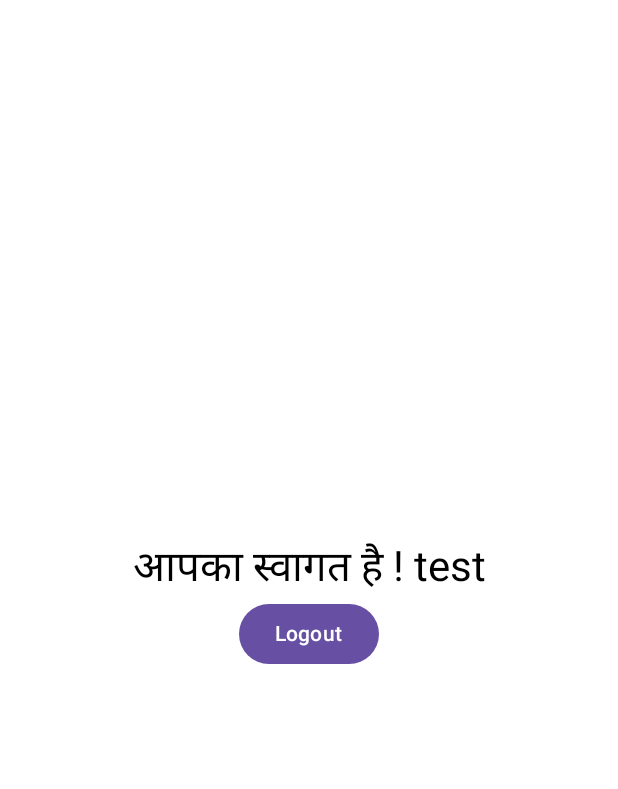
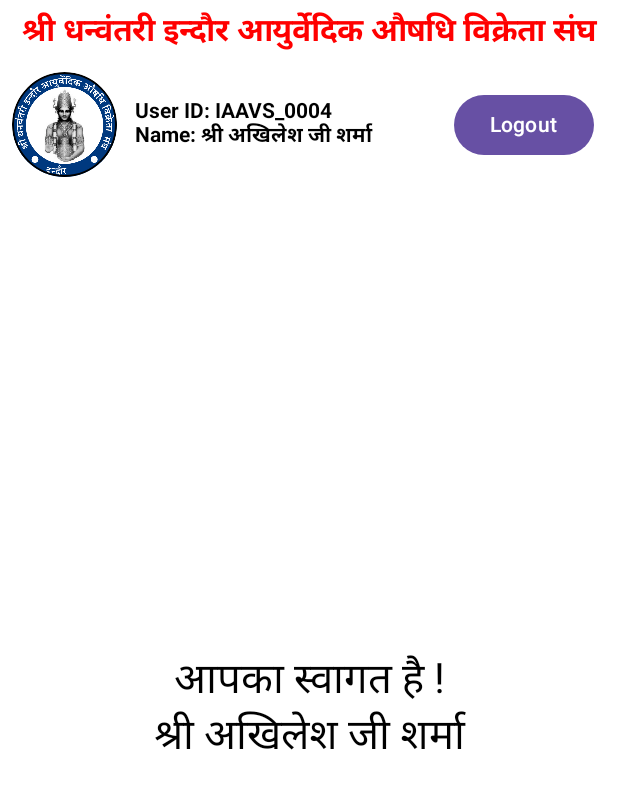
Before and after one commit to Hrishikesh30/SDIAAVS, an Android app built with Jetpack Compose: the @Preview function HomePreview, on a phone screen of 412 x 824 dp. Shown: the top 789 px of the screen. Run offline under Robolectric (Android 15) with nearby library versions, the phone set to English and light mode, and no system bars.

Commit message:
modified: homepage theme

```diff
--- a/app/src/main/java/com/example/sdiaavs/ui/auth/LoginPage.kt
+++ b/app/src/main/java/com/example/sdiaavs/ui/auth/LoginPage.kt
@@ -43,7 +43,7 @@ fun LoginContent(
             painter = painterResource(id = R.drawable.sdiaavs4),
             contentDescription = "App Logo",
             modifier = Modifier
-                .size(100.dp)
+                .size(300.dp)
                 .clip(CircleShape)
         )
 
@@ -52,7 +52,7 @@ fun LoginContent(
             contentDescription = "Banner",
             modifier = Modifier
                 .fillMaxWidth()
-                .height(120.dp) // avoid pushing layout
+                .height(50.dp) // avoid pushing layout
         )
 
         // Email Field
--- a/app/src/main/java/com/example/sdiaavs/ui/content/HomePage.kt
+++ b/app/src/main/java/com/example/sdiaavs/ui/content/HomePage.kt
@@ -1,44 +1,130 @@
 package com.example.sdiaavs.ui.content
 
+import androidx.compose.foundation.Image
+import androidx.compose.foundation.background
+import androidx.compose.foundation.border
 import androidx.compose.foundation.layout.Arrangement
+import androidx.compose.foundation.layout.Box
 import androidx.compose.foundation.layout.Column
+import androidx.compose.foundation.layout.IntrinsicSize
+import androidx.compose.foundation.layout.Row
 import androidx.compose.foundation.layout.Spacer
+import androidx.compose.foundation.layout.fillMaxHeight
 import androidx.compose.foundation.layout.fillMaxSize
+import androidx.compose.foundation.layout.fillMaxWidth
 import androidx.compose.foundation.layout.height
 import androidx.compose.foundation.layout.padding
+import androidx.compose.foundation.layout.size
+import androidx.compose.foundation.layout.width
+import androidx.compose.foundation.shape.CircleShape
 import androidx.compose.material3.Button
 import androidx.compose.material3.MaterialTheme
 import androidx.compose.material3.Text
+import androidx.compose.material3.TextButton
 import androidx.compose.runtime.Composable
 import androidx.compose.runtime.getValue
 import androidx.compose.ui.Alignment
 import androidx.compose.ui.Modifier
+import androidx.compose.ui.draw.clip
+import androidx.compose.ui.graphics.Color
+import androidx.compose.ui.text.font.FontWeight
+import androidx.compose.ui.res.painterResource
 import androidx.compose.ui.tooling.preview.Preview
 import androidx.compose.ui.unit.dp
+import androidx.compose.ui.unit.sp
+import com.example.sdiaavs.R
+import com.example.sdiaavs.dataModel.UserData
 import com.example.sdiaavs.viewModel.AuthViewModel
 import com.example.sdiaavs.viewModel.UserViewModel
-
 @Composable
 fun HomePageContent(
-    name: String?,
+    user: UserData?,
     onLogoutClick: () -> Unit
 ) {
-    Column(
-        modifier = Modifier
-            .fillMaxSize()
-            .padding(16.dp),
-        verticalArrangement = Arrangement.Center,
-        horizontalAlignment = Alignment.CenterHorizontally
-    ) {
-        Text(
-            text = name?.let { "आपका स्वागत है ! $it" } ?: "Loading...",
-            style = MaterialTheme.typography.headlineMedium
-        )
-        Button(onClick = onLogoutClick) {
-            Text("Logout")
+    Column(modifier = Modifier.fillMaxWidth()) {
+        // Top banner
+        Box(
+            modifier = Modifier
+                .fillMaxWidth()
+                .background(Color.Transparent)
+                .padding(8.dp),
+            contentAlignment = Alignment.Center
+        ) {
+            Text(
+                text = "श्री धन्वंतरी इन्दौर आयुर्वेदिक औषधि विक्रेता संघ",
+                color = Color.Red,
+                fontWeight = FontWeight.Bold,
+                fontSize = 21.sp
+            )
         }
-        Spacer(modifier = Modifier.height(16.dp))
 
+        // Logo + User Info + Logout
+        Row(
+            modifier = Modifier
+                .fillMaxWidth()
+                .height(IntrinsicSize.Min)
+                .padding(horizontal = 8.dp, vertical = 4.dp),
+            verticalAlignment = Alignment.CenterVertically,
+            horizontalArrangement = Arrangement.SpaceBetween
+        ) {
+            // Logo
+            Image(
+                painter = painterResource(id = R.drawable.sdiaavs4_1),
+                contentDescription = "Logo",
+                modifier = Modifier
+                    .size(70.dp)
+                    .clip(CircleShape)
+                    .border(1.dp, Color.Black, CircleShape)
+            )
+
+            Spacer(modifier = Modifier.width(12.dp))
+
+            // User Info and Logout in Row
+            Row(
+                modifier = Modifier
+                    .fillMaxWidth()
+                    .padding(end = 8.dp),
+                verticalAlignment = Alignment.CenterVertically,
+                horizontalArrangement = Arrangement.SpaceBetween
+            ) {
+                Column {
+                    Text(
+                        text = "User ID: ${user?.userID ?: "-"}",
+                        fontWeight = FontWeight.Bold,
+                        color = Color.Black
+                    )
+                    Text(
+                        text = "Name: ${user?.name ?: "-"}",
+                        fontWeight = FontWeight.Bold,
+                        color = Color.Black
+                    )
+                }
+
+                Button(
+                    onClick = onLogoutClick,
+                    modifier = Modifier.padding(start = 8.dp)
+                ) {
+                    Text("Logout")
+                }
+            }
+        }
+
+        // Center welcome message
+        Box(
+            modifier = Modifier.fillMaxSize(),
+            contentAlignment = Alignment.Center
+        ) {
+            Column(horizontalAlignment = Alignment.CenterHorizontally) {
+                Text(
+                    text = "आपका स्वागत है !",
+                    style = MaterialTheme.typography.headlineMedium
+                )
+                Text(
+                    text = user?.name ?: "",
+                    style = MaterialTheme.typography.headlineMedium
+                )
+            }
+        }
     }
 }
 @Composable
@@ -48,20 +134,23 @@ fun HomePage(
     onLogoutClick: () -> Unit
 ) {
     val userData by userViewModel.userData
-
     HomePageContent(
-        name = userData?.name,
+        user = userData,
         onLogoutClick = {
             authViewModel.signOut()
             onLogoutClick()
         },
     )
 }
+
 @Preview(showBackground = true)
 @Composable
 fun HomePreview() {
     HomePageContent(
-        name = "test",
+        user = UserData(
+            name = "श्री अखिलेश जी शर्मा",
+            userID = "IAAVS_0004"
+        ),
         onLogoutClick = {},
     )
 }
```
Also changed, not shown: app/src/main/res/drawable/sdiaavs4_1.PNG (added).
